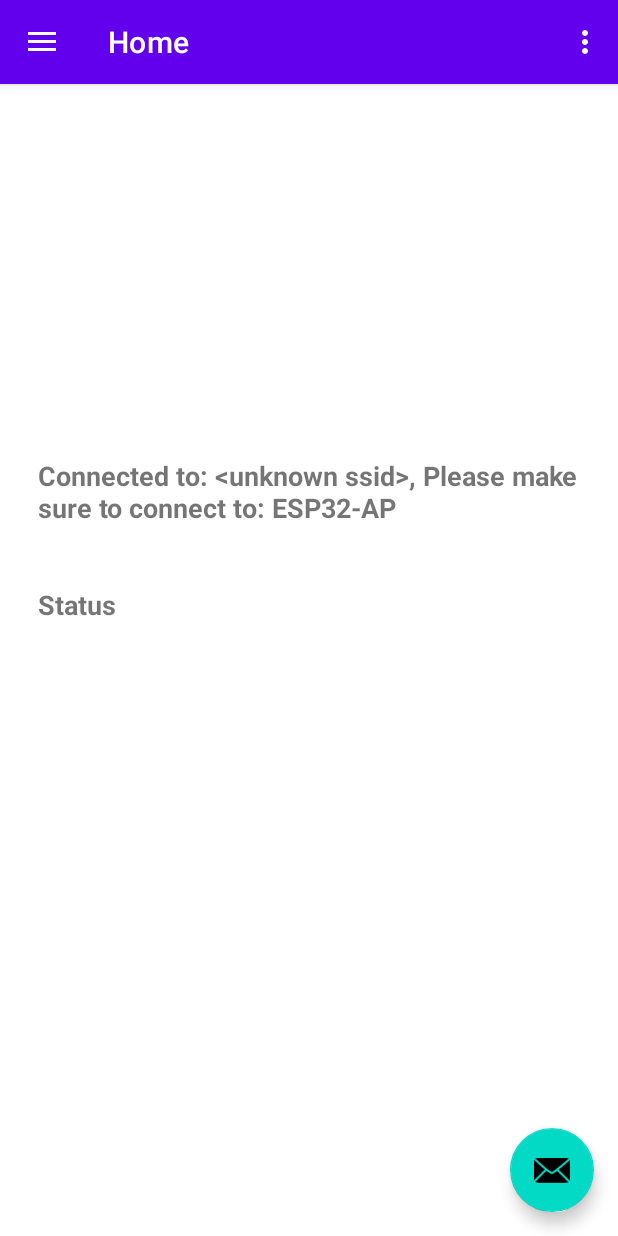
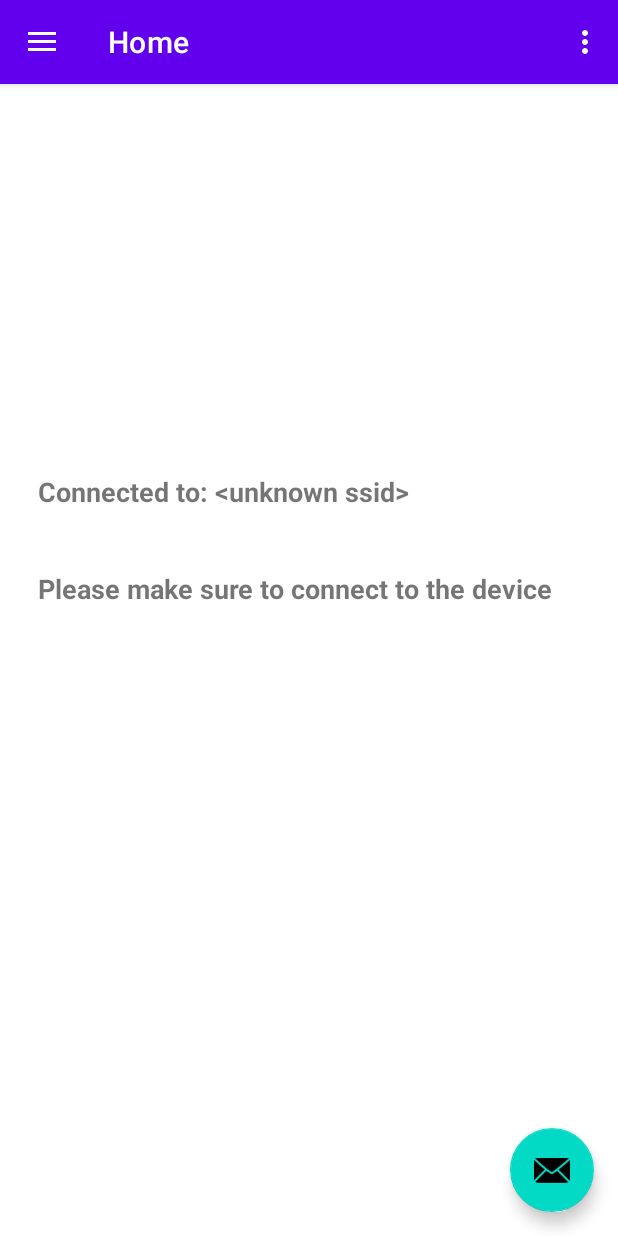
Before and after one commit to bou6/El_Ghabgoub, an Android app: the screen it shows after launch (MainActivity), on a phone screen of 412 x 824 dp. Run offline under Robolectric (Android 15) with nearby library versions, the phone set to English and light mode, and no system bars; our stand-ins replace navigation-ui.

Commit message:
Add state handlers to HomeFragment

```diff
--- a/app/src/main/java/com/example/el_ghabghoub/core/WifiComm.java
+++ b/app/src/main/java/com/example/el_ghabghoub/core/WifiComm.java
@@ -27,10 +27,12 @@ public class WifiComm {
     public String getSSID() {
         if (wifiManager != null && wifiManager.isWifiEnabled()) {
             device_ssid = wifiManager.getConnectionInfo().getSSID();
-            //debug message
-            System.out.println(">>> 1 SSID: " + device_ssid);
         }
-        System.out.println(">>> 2 SSID: " + device_ssid);
+        // Remove quotes and trim whitespace from SSID
+        if (device_ssid != null) {
+            device_ssid = device_ssid.replace("\"", "").trim();
+        }
+        System.out.println(">>>  SSID: " + device_ssid);
        return device_ssid;
     }
 
--- a/app/src/main/java/com/example/el_ghabghoub/ui/home/HomeFragment.java
+++ b/app/src/main/java/com/example/el_ghabghoub/ui/home/HomeFragment.java
@@ -38,7 +38,7 @@ public class HomeFragment extends Fragment {
     private final Runnable periodicTask = new Runnable() {
         @Override
         public void run() {
-            performPeriodicCommand();
+            manageUi();
             handler.postDelayed(this, 1000);
         }
     };
@@ -68,36 +68,124 @@ public class HomeFragment extends Fragment {
         return String.format("Day(s): %2d \nHour(s): %02d\nMin(s): %02d ", days, hours, minutes);
     }
 
-    /**
-     * The command to be called every second. Update your frame or logic here.
-     */
+    private void handleNotConnectedState(String ssid)
+    {
+        handler.post(()->{
+            binding.statusConnection.setText(getString(R.string.connected_to,ssid));
+            binding.statusWatering.setVisibility(View.GONE);
+            binding.statusWateringText.setText(R.string.please_make_sure_to_connect_to);
+            //blind the other fields
+            binding.statusStart.setVisibility(View.GONE);
+            binding.statusStartTime.setVisibility(View.GONE);
+            binding.statusWateringOn.setVisibility(View.GONE);
+            binding.statusWateringOnTime.setVisibility(View.GONE);
+            binding.statusWateringOff.setVisibility(View.GONE);
+            binding.statusWateringOffTime.setVisibility(View.GONE);
+            binding.statusCycles.setVisibility(View.GONE);
+            binding.statusRemainingCycles.setVisibility(View.GONE);
+            binding.buttonStop.setVisibility(View.GONE);
+            binding.buttonSchedule.setVisibility(View.GONE);
+        });
+    }
 
-    private void performPeriodicCommand() {
-        new Thread(() -> {
-            Response response = Commands.statusCmd(requireContext());
-            // Update UI on main thread
-            handler.post(() -> {
-                if (response != null && response.success) {
-                    if (Objects.equals(response.state, "Idle"))
+    private void handleIdleState(String ssid, Response response)
+    {
+        handler.post(()->{
+            binding.statusConnection.setText(getString(R.string.connected_to,ssid));
+            binding.statusWatering.setVisibility(View.VISIBLE);
             binding.statusWateringText.setText(response.state);
-                    else{
+            binding.statusStart.setVisibility(View.GONE);
+            binding.statusStartTime.setVisibility(View.GONE);
+            binding.statusWateringOnTime.setVisibility(View.GONE);
+            binding.statusWateringOffTime.setVisibility(View.GONE);
+            binding.statusRemainingCycles.setVisibility(View.GONE);
+            binding.statusWateringOn.setVisibility(View.GONE);
+            binding.statusWateringOff.setVisibility(View.GONE);
+            binding.statusCycles.setVisibility(View.GONE);
+            binding.statusRemainingCycles.setVisibility(View.GONE);
+            binding.buttonStop.setVisibility(View.GONE);
+            binding.buttonSchedule.setVisibility(View.VISIBLE);
+        });
+    }
+
+    private void handleWateringState(String ssid, Response response)
+    {
+        handler.post(()->{
+            binding.statusConnection.setText(getString(R.string.connected_to,ssid));
+            binding.statusWatering.setVisibility(View.VISIBLE);
+
             if (response.start_time>0)
                 binding.statusWateringText.setText(R.string.watering_planned);
             if (response.current_watering_on>0)
                 binding.statusWateringText.setText(R.string.watering_on);
             if (response.current_watering_off>0)
                 binding.statusWateringText.setText(R.string.watering_off);
-                    }
+
+            binding.statusStart.setVisibility(View.VISIBLE);
+            binding.statusStartTime.setVisibility(View.VISIBLE);
+            binding.statusWateringOnTime.setVisibility(View.VISIBLE);
+            binding.statusWateringOffTime.setVisibility(View.VISIBLE);
+            binding.statusRemainingCycles.setVisibility(View.VISIBLE);
+            binding.statusCycles.setVisibility(View.VISIBLE);
 
             binding.statusStartTime.setText(convertTimeToString(response.start_time));
             binding.statusWateringOnTime.setText(convertTimeToString(response.current_watering_on));
             binding.statusWateringOffTime.setText(convertTimeToString(response.current_watering_off));
             binding.statusRemainingCycles.setText(String.valueOf(response.cycles));
+
+            binding.buttonStop.setVisibility(View.VISIBLE);
+            binding.buttonSchedule.setVisibility(View.GONE);
+
+        });
     }
-                else {
-                    binding.statusConnection.setText("Connection failed");
+
+    private void handleUnknownError(String ssid, Response response)
+    {
+        handler.post(()->{
+            binding.statusConnection.setText(getString(R.string.connected_to,ssid));
+            binding.statusWatering.setVisibility(View.GONE);
+            binding.statusWateringText.setText(R.string.unknown_error);
+            binding.statusStartTime.setVisibility(View.GONE);
+            binding.statusWateringOnTime.setVisibility(View.GONE);
+            binding.statusWateringOffTime.setVisibility(View.GONE);
+            binding.statusRemainingCycles.setVisibility(View.GONE);
+            binding.statusStart.setVisibility(View.GONE);
+            binding.statusStartTime.setVisibility(View.GONE);
+            binding.statusWateringOnTime.setVisibility(View.GONE);
+            binding.statusWateringOffTime.setVisibility(View.GONE);
+            binding.statusCycles.setVisibility(View.GONE);
+            binding.statusRemainingCycles.setVisibility(View.GONE);
+            binding.buttonStop.setVisibility(View.GONE);
+            binding.buttonSchedule.setVisibility(View.GONE);
+        });
     }
-            });
+
+    private void manageUi()
+    {
+    WifiComm wifiComm = WifiComm.getInstance(requireContext());
+    // check if status is Idle
+    new Thread(() -> {
+        // check if connected to the correct WiFi
+
+        String ssid = wifiComm.getSSID();
+
+        if (!Objects.equals(ssid, Config.WATERING_DEVICE_SSID)) {
+            handleNotConnectedState(ssid);
+            return;
+        }
+
+        Response response = Commands.statusCmd(requireContext());
+        if ((response == null) || (!response.success)) {
+            handleUnknownError(ssid,response);
+            return;
+        }
+
+        if (Objects.equals(response.state, "Idle")) {
+            handleIdleState(ssid,response);
+            return;
+        }
+        handleWateringState(ssid,response);
+
     }).start();
 }
 
@@ -111,38 +199,9 @@ public class HomeFragment extends Fragment {
     }
 
     @Override
-    public void onViewCreated(@NonNull View view, @Nullable Bundle savedInstanceState) {
-        super.onViewCreated(view, savedInstanceState);
-
-    }
-
-    @Override
     public void onStart() {
         super.onStart();
-        WifiComm wifiComm = WifiComm.getInstance(requireContext());
-        String ssid = wifiComm.getSSID();
-        // Remove quotes and trim whitespace from SSID
-        if (ssid != null) {
-            ssid = ssid.replace("\"", "").trim();
-        }
-        if (!Objects.equals(ssid, Config.WATERING_DEVICE_SSID)) {
-            // Display the WiFi status using string resource with placeholder
-            String msg = getString(R.string.connected_to, ssid) + ", " + getString(R.string.please_make_sure_to_connect_to) + " " + Config.WATERING_DEVICE_SSID;
-            binding.statusConnection.setText(msg);
-            //blind the other fields
-            binding.statusStart.setVisibility(View.GONE);
-            binding.statusStartTime.setVisibility(View.GONE);
-            binding.statusWateringOn.setVisibility(View.GONE);
-            binding.statusWateringOnTime.setVisibility(View.GONE);
-            binding.statusWateringOff.setVisibility(View.GONE);
-            binding.statusWateringOffTime.setVisibility(View.GONE);
-            binding.statusCycles.setVisibility(View.GONE);
-            binding.statusRemainingCycles.setVisibility(View.GONE);
-            binding.button.setVisibility(View.GONE);
-        } else {
-            binding.statusConnection.setText(getString(R.string.connected_to, ssid));
-            startPeriodicTask();
-        }
+        startPeriodicTask() ;
     }
 
     @Override
--- a/app/src/main/res/layout/fragment_home.xml
+++ b/app/src/main/res/layout/fragment_home.xml
@@ -39,7 +39,7 @@
             android:layout_height="wrap_content"
             android:ellipsize="end"
             android:maxEms="12"
-            android:text="@string/status_watering_text"
+            android:text="@string/status_watering_string"
             android:textSize="18sp"
             android:textStyle="bold" />
 
@@ -154,7 +154,7 @@
     </LinearLayout>
 
     <Button
-        android:id="@+id/button"
+        android:id="@+id/button_stop"
         android:layout_width="match_parent"
         android:layout_height="wrap_content"
         android:text="@string/stop_text"
@@ -164,6 +164,17 @@
         app:layout_constraintStart_toStartOf="parent"
         app:layout_constraintTop_toTopOf="parent"
         app:layout_constraintVertical_bias="0.887" />
-
+    <Button
+        android:id="@+id/button_schedule"
+        android:layout_width="match_parent"
+        android:layout_height="wrap_content"
+        android:text="@string/schedule_text"
+        app:layout_constraintBottom_toBottomOf="parent"
+        app:layout_constraintEnd_toEndOf="parent"
+        app:layout_constraintHorizontal_bias="0.5"
+        app:layout_constraintStart_toStartOf="parent"
+        android:visibility="gone"
+        app:layout_constraintTop_toTopOf="parent"
+        app:layout_constraintVertical_bias="0.887" />
 
 </LinearLayout>
--- a/app/src/main/res/values/strings.xml
+++ b/app/src/main/res/values/strings.xml
@@ -16,16 +16,18 @@
     <string name="status_start_text">Starts in</string>
     <string name="status_remaining_cycles">Remaining cycles</string>
     <string name="stop_text">Stop</string>
+    <string name="schedule_text">Schedule</string>
     <string name="start_text">Start</string>
-    <string name="status_watering_text">Status</string>
-    <string name="please_make_sure_to_connect_to">Please make sure to connect to:</string>
+    <string name="status_watering_string">Status</string>
+    <string name="please_make_sure_to_connect_to">Please make sure to connect to the device</string>
     <string name="connected_to">Connected to: %1$s</string>
-    <string name="wifi_not_connected">WiFi not connected</string>
+    <string name="not_connected">Not connected to the device</string>
     <string name="watering_idle">Watering is idle</string>
     <string name="watering_planned">Watering is planned</string>
     <string name="watering_on">Watering is on</string>
     <string name="watering_off">Watering is off</string>
     <string name="status_watering_on_text">Watering On</string>
     <string name="status_watering_off_text">Watering Off</string>
+    <string name="unknown_error">Unknown Error</string>
 
 </resources>
```
Lines whose indentation alone changed are shown as unchanged.
